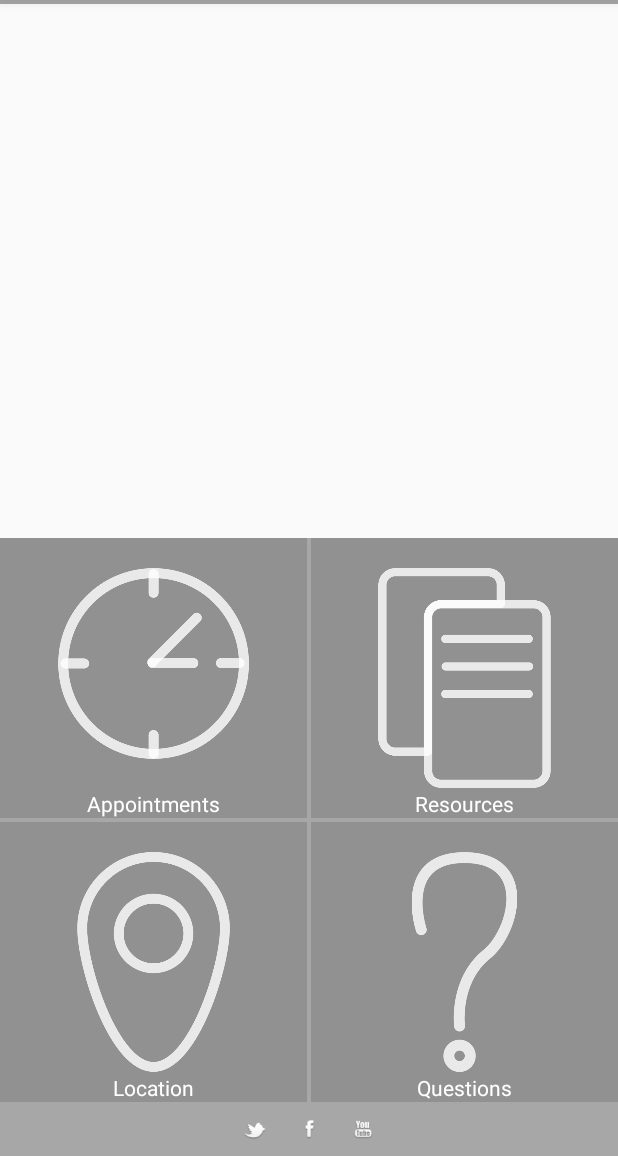
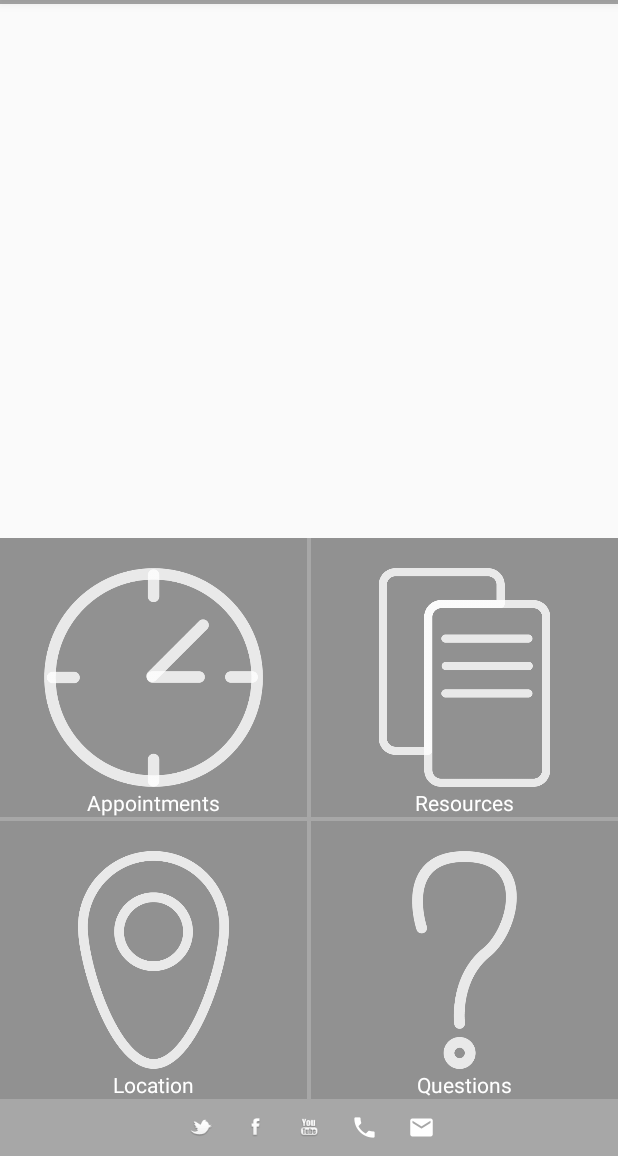
Before and after one commit to Xterminatorz/WritingCenterApp, an Android app: the screen it shows after launch (WelcomeActivity), on a phone screen of 412 x 824 dp, the part 80-1236 px from its top. Run offline under Robolectric (Android 15) with nearby library versions, the phone set to English and light mode, and no system bars.

Commit message:
Changed in app browser to point to the full website Added phone and email shortcuts to the welcome screen Tweaked the appointments button layout to match the others

```diff
--- a/app/src/main/java/edu/sjsu/writingcenter/WelcomeActivity.java
+++ b/app/src/main/java/edu/sjsu/writingcenter/WelcomeActivity.java
@@ -132,6 +132,27 @@ public class WelcomeActivity extends ActionBarActivity {
             }
         });
 
+        ImageButton phoneButton = (ImageButton) findViewById(R.id.phoneButton);
+        phoneButton.setOnClickListener(new View.OnClickListener() {
+            @Override
+            public void onClick(View v) {
+                Intent callIntent = new Intent(Intent.ACTION_DIAL);
+                callIntent.setData(Uri.parse("tel:"+getString(R.string.phone_number)));
+                startActivity(callIntent);
+            }
+        });
+
+        final ImageButton emailButton = (ImageButton) findViewById(R.id.emailButton);
+        emailButton.setOnClickListener(new View.OnClickListener() {
+            @Override
+            public void onClick(View v) {
+                Intent emailIntent = new Intent(Intent.ACTION_SENDTO);
+                emailIntent.setType("text/plain");
+                emailIntent.setData(Uri.parse("mailto:"+getString(R.string.email)));
+                startActivity(emailIntent);
+            }
+        });
+
     }
 
 
--- a/app/src/main/res/layout/activity_welcome.xml
+++ b/app/src/main/res/layout/activity_welcome.xml
@@ -54,7 +54,6 @@
                     android:src="@drawable/appointments"
                     android:padding="20dp"
                     android:layout_margin="0dp"
-                    android:layout_above="@+id/appointmentTextView"
                     android:background="#00000000"
                     />
                 <TextView
@@ -84,7 +83,6 @@
                     android:adjustViewBounds="true"
                     android:src="@drawable/resources"
                     android:padding="20dp"
-                    android:layout_weight="1"
                     android:layout_margin="0dp"
                     android:background="#00000000"/>
                 <TextView
@@ -172,6 +170,7 @@
             android:id="@+id/socialButtons"
             android:orientation="horizontal"
             android:layout_gravity="center_horizontal">
+
             <ImageButton
                 android:layout_width="wrap_content"
                 android:layout_height="wrap_content"
@@ -188,6 +187,7 @@
                 android:src="@drawable/facebook"
                 android:background="#00000000"
                 android:layout_centerInParent="true"
+                android:layout_toLeftOf="@+id/youtubeButton"
                 android:padding="10dp"/>
 
             <ImageButton
@@ -196,7 +196,23 @@
                 android:id="@+id/youtubeButton"
                 android:src="@drawable/youtube"
                 android:background="#00000000"
-                android:layout_toRightOf="@+id/facebookButton"
+                android:layout_centerInParent="true"
+                android:padding="10dp"/>
+            <ImageButton
+                android:layout_width="wrap_content"
+                android:layout_height="wrap_content"
+                android:id="@+id/phoneButton"
+                android:src="@drawable/ic_phone_white_18dp"
+                android:background="#00000000"
+                android:layout_toRightOf="@+id/youtubeButton"
+                android:padding="10dp"/>
+            <ImageButton
+                android:layout_width="wrap_content"
+                android:layout_height="wrap_content"
+                android:id="@+id/emailButton"
+                android:src="@drawable/ic_email_white_18dp"
+                android:background="#00000000"
+                android:layout_toRightOf="@+id/phoneButton"
                 android:padding="10dp"/>
         </RelativeLayout>
 
--- a/app/src/main/res/values/strings.xml
+++ b/app/src/main/res/values/strings.xml
@@ -8,10 +8,12 @@
     <string name="title_activity_location">Location</string>
     <string name="title_activity_faq">FAQs</string>
     <string name="appointment_url">https://sjsu.mywconline.com/</string>
-    <string name="mobile_appointment_url">https://sjsu.mywconline.com/text/appt_backdoor.php</string>
+    <string name="mobile_appointment_url">https://sjsu.mywconline.com</string>
     <string name="youtube_url">https://www.youtube.com/user/SJSUWritingCenter/</string>
     <string name="twitter_url">https://twitter.com/thewcatsjsu</string>
     <string name="facebook_url">https://www.facebook.com/sjsuwritingcenter</string>
     <string name="title_activity_appointment">AppointmentActivity</string>
+    <string name="phone_number">4089242308</string>
+    <string name="email">writingcenter@sjsu.edu</string>
 
 </resources>
```
Also changed, not shown: app/src/main/res/drawable-hdpi/ic_email_white_18dp.png (added), app/src/main/res/drawable-hdpi/ic_launcher.png (deleted), app/src/main/res/drawable-hdpi/ic_phone_white_18dp.png (added), app/src/main/res/drawable-mdpi/ic_email_white_18dp.png (added), app/src/main/res/drawable-mdpi/ic_launcher.png (deleted), app/src/main/res/drawable-mdpi/ic_phone_white_18dp.png (added), app/src/main/res/drawable-xhdpi/ic_email_white_18dp.png (added), app/src/main/res/drawable-xhdpi/ic_launcher.png (deleted), app/src/main/res/drawable-xhdpi/ic_phone_white_18dp.png (added), app/src/main/res/drawable-xxhdpi/ic_email_white_18dp.png (added), app/src/main/res/drawable-xxhdpi/ic_launcher.png (deleted), app/src/main/res/drawable-xxhdpi/ic_phone_white_18dp.png (added), 1 other file.
